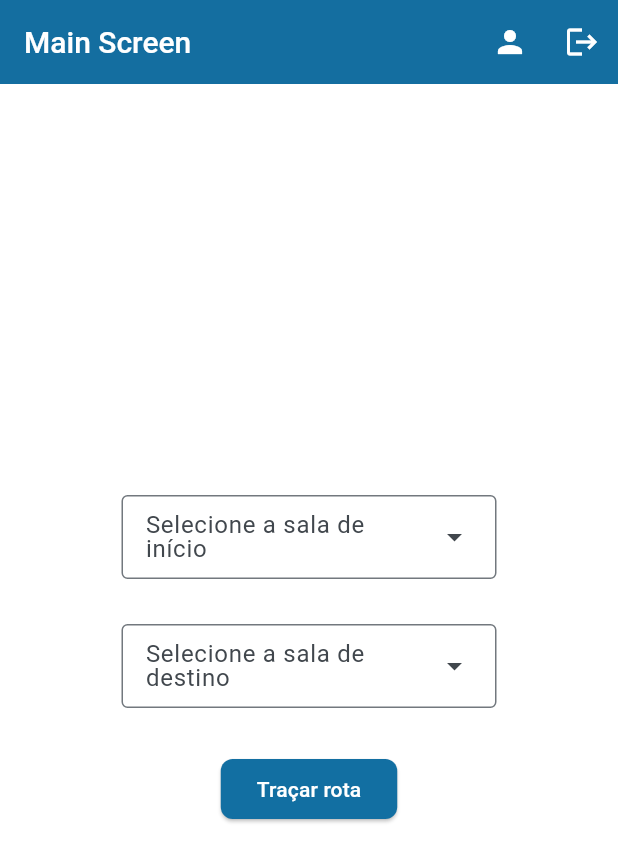
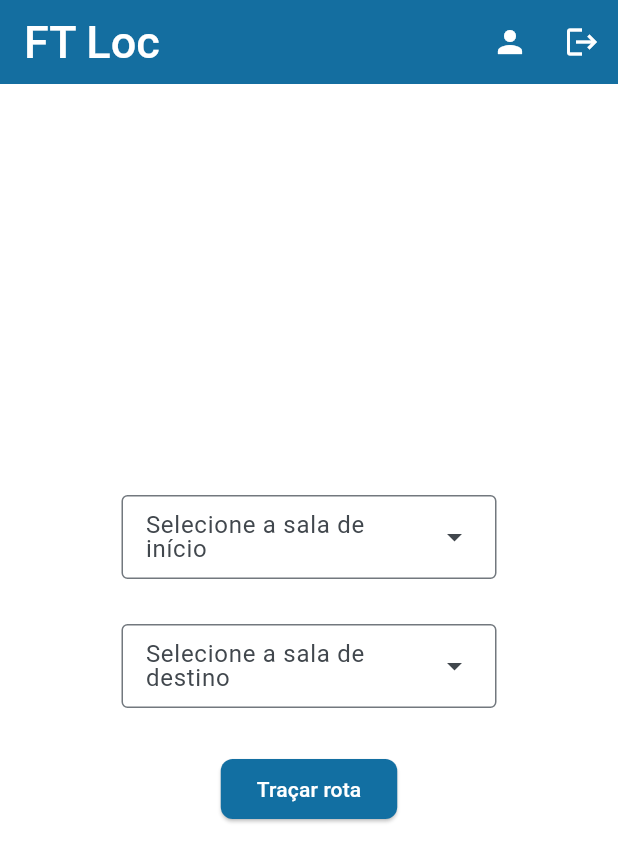
Before and after one commit to MarceloECOliveira/ft_loc, a Flutter app: the screen it shows once a user with an empty profile is signed in, on a phone screen of 412 x 824 dp. Shown: the top 862 px of the screen. Run offline on Flutter 3.47's test engine with Material 3 defaults, Android fonts, the phone set to English and light mode, and no system bars; our stand-ins replace cloud_firestore, firebase_auth, firebase_core, flutter_bloc, flutter_map, geolocator and 2 more; accounts and stored records are empty; generated files the repository leaves out were written again.

Commit message:
UI update

```diff
--- a/lib/main.dart
+++ b/lib/main.dart
@@ -59,7 +59,7 @@ class MyApp extends StatelessWidget {
             foregroundColor: Colors.white, // Texto e ícones brancos na AppBar
             elevation: 2.0,
             titleTextStyle: TextStyle(
-              fontSize: 20,
+              fontSize: 30,
               fontWeight: FontWeight.w500,
               color: Colors.white,
             ),
--- a/lib/views/edit_profile_screen.dart
+++ b/lib/views/edit_profile_screen.dart
@@ -87,7 +87,7 @@ class _EditProfileScreenState extends State<EditProfileScreen> {
       },
       child: Scaffold(
         appBar: AppBar(
-          title: const Text("Edit Profile Screen"),
+          title: const Text("Edição de Perfil"),
         ),
         body: SafeArea(
           child: FutureBuilder(
--- a/lib/views/home_screen.dart
+++ b/lib/views/home_screen.dart
@@ -12,7 +12,7 @@ class HomeScreen extends StatelessWidget {
   Widget build(BuildContext context) {
     return Scaffold(
       appBar: AppBar(
-        title: Text("Home Screen"),
+        title: Text("FT Loc"),
       ),
       body: SafeArea(
         child: Center(
--- a/lib/views/main_screen.dart
+++ b/lib/views/main_screen.dart
@@ -68,7 +68,7 @@ class _MainScreenState extends State<MainScreen> {
 
         return Scaffold(
           appBar: AppBar(
-            title: Text("Main Screen"),
+            title: Text("FT Loc"),
             actions: [
               IconButton(
                 icon: Icon(Icons.person),
--- a/lib/views/profile_screen.dart
+++ b/lib/views/profile_screen.dart
@@ -22,7 +22,7 @@ class _ProfileScreenState extends State<ProfileScreen> {
   @override
   Widget build(BuildContext context) {
     return Scaffold(
-      appBar: AppBar(title: Text("Profile Screen")),
+      appBar: AppBar(title: Text("Perfil")),
       body: SafeArea(
         child: BlocBuilder<FirebaseStoreBloc, FirebaseStoreState>(
           builder: (context, state) {
--- a/lib/views/sign_in_screen.dart
+++ b/lib/views/sign_in_screen.dart
@@ -46,7 +46,7 @@ class _SignInScreenState extends State<SignInScreen> {
       },
       child: Scaffold(
         appBar: AppBar(
-          title: Text("Sign In Screen"),
+          title: Text("Entrar"),
         ),
         body: SafeArea(
           child: Center(
--- a/lib/views/sign_up_screen.dart
+++ b/lib/views/sign_up_screen.dart
@@ -123,7 +123,7 @@ class _SignUpScreenState extends State<SignUpScreen> {
 
           return Scaffold(
             appBar: AppBar(
-              title: Text("Sign Up Screen"),
+              title: Text("Cadastrar-se"),
             ),
             body: SafeArea(
               child: Center(
```
Also changed, not shown: lib/views/map_screen.dart (+54 -29 lines).
